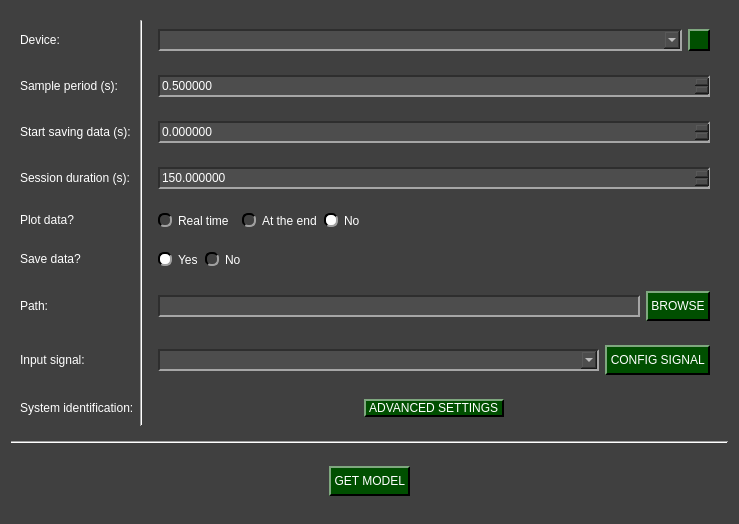
Above: pydaq/uis/PyDAQ_get_model_Arduino_widget.ui from samirmartins/pydaq before the change. Below: the same form after it.
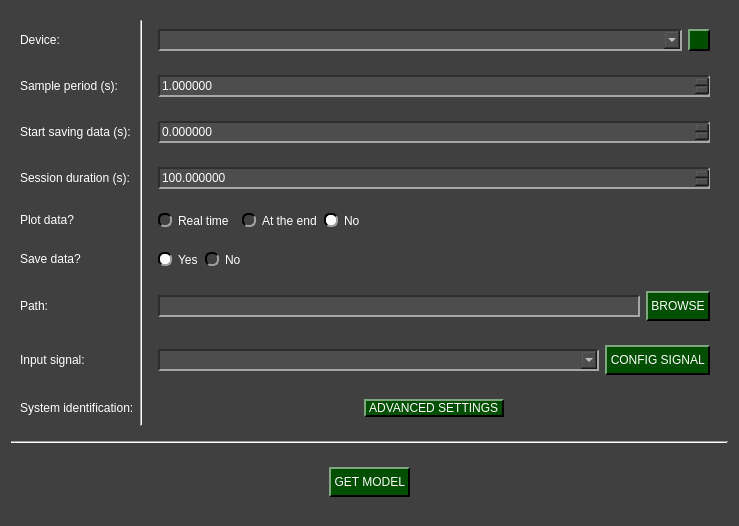
That is the form after the change. Icons and pictures are not drawn.

```diff
--- a/pydaq/uis/PyDAQ_get_model_Arduino_widget.ui
+++ b/pydaq/uis/PyDAQ_get_model_Arduino_widget.ui
@@ -7,7 +7,7 @@
     <x>0</x>
     <y>0</y>
     <width>739</width>
-    <height>524</height>
+    <height>526</height>
    </rect>
   </property>
   <property name="windowTitle">
@@ -335,7 +335,7 @@
             <enum>QAbstractSpinBox::StepType::AdaptiveDecimalStepType</enum>
            </property>
            <property name="value">
-            <double>150.000000000000000</double>
+            <double>100.000000000000000</double>
            </property>
           </widget>
          </item>
@@ -438,7 +438,7 @@
             <enum>QAbstractSpinBox::StepType::AdaptiveDecimalStepType</enum>
            </property>
            <property name="value">
-            <double>0.500000000000000</double>
+            <double>1.000000000000000</double>
            </property>
           </widget>
          </item>
```
Left out of the diff: 2 changed lines with no effect on the pictures.
